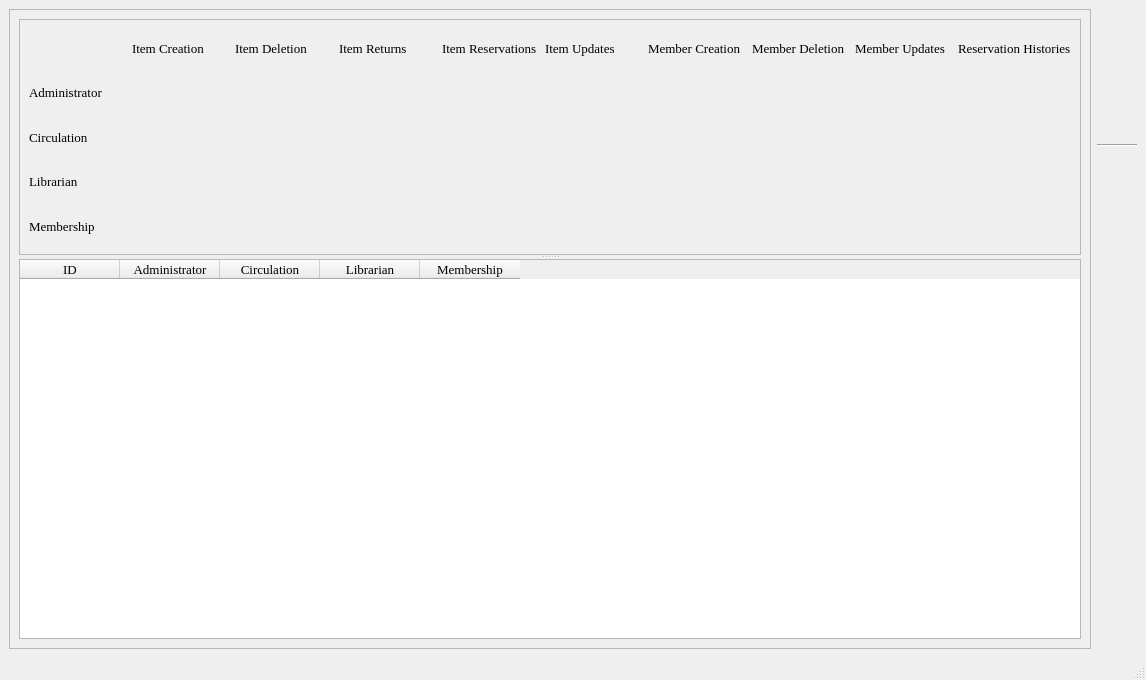
Above: adminsetup.ui from textbrowser/biblioteq before the change. Below: the same form after it.
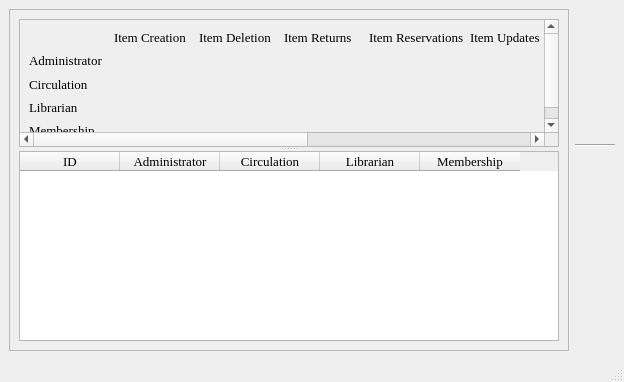
That is the form after the change. Icons and pictures are not drawn.

Patch:
```diff
--- a/adminsetup.ui
+++ b/adminsetup.ui
@@ -2,14 +2,6 @@
 <ui version="4.0">
  <class>adminBrowser</class>
  <widget class="QMainWindow" name="adminBrowser">
-  <property name="geometry">
-   <rect>
-    <x>0</x>
-    <y>0</y>
-    <width>1146</width>
-    <height>680</height>
-   </rect>
-  </property>
   <property name="font">
    <font>
     <family>Times</family>
@@ -43,16 +35,13 @@
           <bool>false</bool>
          </property>
          <widget class="QScrollArea" name="scrollArea">
-          <property name="widgetResizable">
-           <bool>true</bool>
-          </property>
           <widget class="QWidget" name="scrollAreaWidgetContents">
            <property name="geometry">
             <rect>
              <x>0</x>
              <y>0</y>
              <width>949</width>
-             <height>231</height>
+             <height>128</height>
             </rect>
            </property>
            <layout class="QVBoxLayout" name="verticalLayout_3">
```
